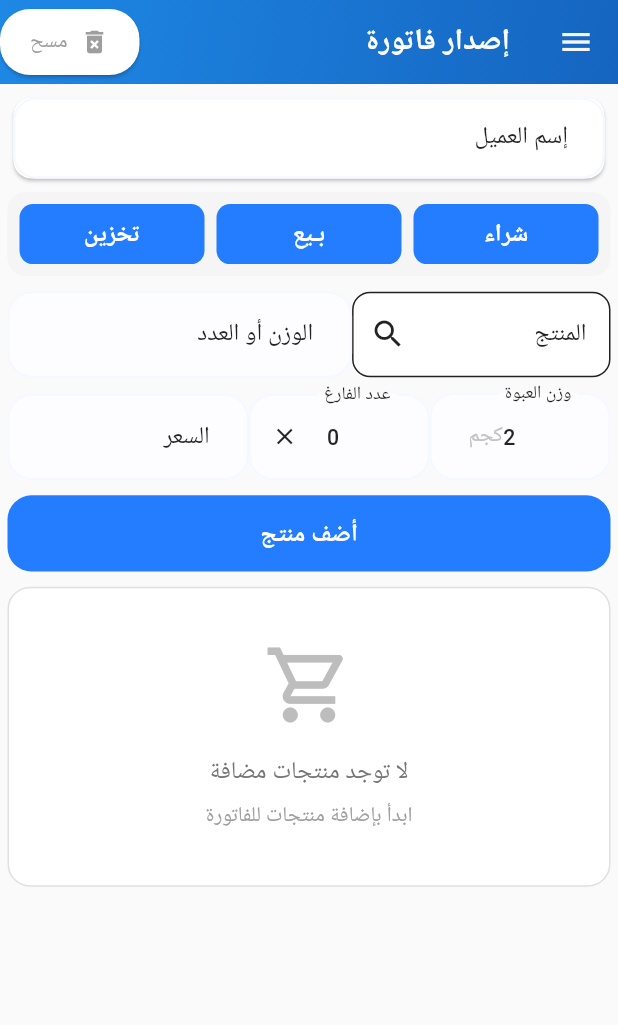
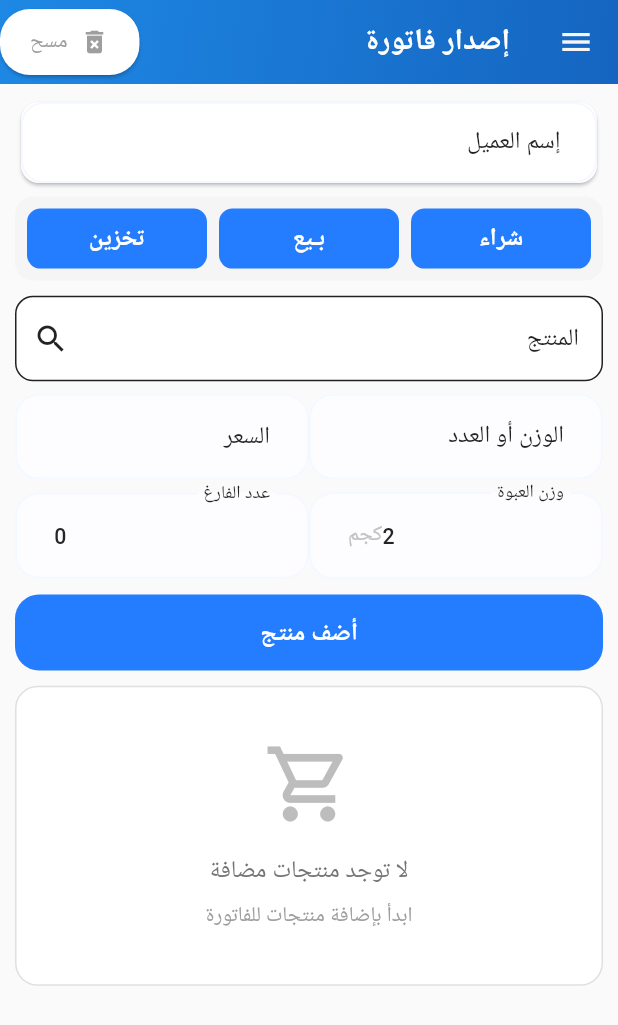
Before and after one commit to Ahmednahrawy/arqamy, a Flutter app: the screen it shows after launch, on a phone screen of 412 x 824 dp. Shown: the top 1025 px of the screen. Run offline on Flutter 3.47's test engine with Material 3 defaults, Android fonts, the phone set to English and light mode, and no system bars; drawn by our look-alikes of dropdown_search; our stand-ins replace firebase_core, flutter_screenutil, google_fonts, image_picker, pdf, share_plus and 1 more; accounts and stored records are empty.

Commit message:
copilot changes 4

```diff
--- a/lib/features/orderscreen/ui/pages/order_screen.dart
+++ b/lib/features/orderscreen/ui/pages/order_screen.dart
@@ -323,7 +323,9 @@ class _OrderscreenState extends State<Orderscreen>
             onTap: () => FocusScope.of(context).unfocus(),
             child: SingleChildScrollView(
               scrollDirection: Axis.vertical,
-              padding: const EdgeInsets.all(5),
+              // padding: const EdgeInsets.all(5),
+              keyboardDismissBehavior: ScrollViewKeyboardDismissBehavior.onDrag,
+              padding: const EdgeInsets.fromLTRB(10, 8, 10, 16),
               child: Column(
                 children: [
                   Card(
@@ -391,13 +393,18 @@ class _OrderscreenState extends State<Orderscreen>
                       );
                     },
                   ),
-                  verticalSpace(100),
+                  // verticalSpace(100),
+                  Consumer<InvoiceProvider>(
+                    builder: (context, provider, _) =>
+                        SizedBox(height: provider.products.isEmpty ? 16 : 88),
+                  ),
                 ],
               ),
             ),
           ),
         ),
-        resizeToAvoidBottomInset: false,
+        // resizeToAvoidBottomInset: false,
+        resizeToAvoidBottomInset: true,
       ),
     );
   }
--- a/lib/features/orderscreen/ui/widgets/product_input_form.dart
+++ b/lib/features/orderscreen/ui/widgets/product_input_form.dart
@@ -1,7 +1,6 @@
 import 'package:arqamy/features/orderscreen/providers/invoice_provider.dart';
 import 'package:dropdown_search/dropdown_search.dart';
 import 'package:flutter/material.dart';
-import 'package:flutter_screenutil/flutter_screenutil.dart';
 import 'package:provider/provider.dart';
 
 import 'package:arqamy/core/helpers/spacing.dart';
@@ -36,7 +35,6 @@ class _ProductInputFormState extends State<ProductInputForm> {
   final _packageNumberController = TextEditingController(text: "0");
   final _focusNodePackageNumber = FocusNode();
   final _priceController = TextEditingController();
-
   @override
   void initState() {
     super.initState();
@@ -173,6 +171,7 @@ class _ProductInputFormState extends State<ProductInputForm> {
     _packageNumberController.dispose();
     _priceController.dispose();
     _focusNodePackageNumber.dispose();
+
     super.dispose();
   }
 
@@ -188,19 +187,10 @@ class _ProductInputFormState extends State<ProductInputForm> {
           // Action buttons
           _actionSelector(size.width),
           verticalSpace(10),
-          // Product + weight
-          Row(
-            mainAxisAlignment: MainAxisAlignment.spaceEvenly,
-            children: [
-              Flexible(
-                flex: 3,
-                child: Consumer<InvoiceProvider>(
-                  builder: (context, provider, _) {
-                    return DropdownSearch<String>(
+          Consumer<InvoiceProvider>(
+            builder: (context, provider, _) => DropdownSearch<String>(
               autoValidateMode: AutovalidateMode.onUserInteraction,
               items: (filter, _) => provider.masterProductList,
-                      // .where((item) => item.toLowerCase().contains(filter.toLowerCase()))
-                      // .toList(),
               selectedItem: _selectedProduct,
               decoratorProps: const DropDownDecoratorProps(
                 decoration: InputDecoration(
@@ -226,94 +216,89 @@ class _ProductInputFormState extends State<ProductInputForm> {
                 },
                 showSearchBox: true,
               ),
-                      onSelected: (value) =>
-                          setState(() => _selectedProduct = value),
-                    );
-                  },
+              onSelected: (value) => setState(() => _selectedProduct = value),
             ),
           ),
-              // Weight
-              Flexible(
-                flex: 4,
+          verticalSpace(8),
+          Row(
+            children: [
+              Expanded(
                 child: AppTextFormField(
                   textDirection: TextDirection.ltr,
                   controller: _weightController,
                   labelText: 'الوزن أو العدد',
                   hintText: 'كجم',
-                  suffixIcon: _weightController.text == ''
-                      ? null
-                      : IconButton(
-                          onPressed: () => _weightController.clear(),
-                          icon: const Icon(Icons.clear)),
+                  keyboardType:
+                      const TextInputType.numberWithOptions(decimal: true),
                   validator: (value) {
-                    if (value == null || value.isEmpty)
+                    if (value == null || value.isEmpty) {
                       return 'رجاء أدخل الوزن';
-                    if (double.tryParse(value) == null) return 'ادخل رقم صالح';
+                    }
+                    if (double.tryParse(value) == null) {
+                      return 'ادخل رقم صالح';
+                    }
+                    return null;
+                  },
+                ),
+              ),
+              horizontalSpace(8),
+              Expanded(
+                child: AppTextFormField(
+                  textDirection: TextDirection.ltr,
+                  controller: _priceController,
+                  labelText: 'السعر',
+                  hintText: 'جنيه',
+                  keyboardType:
+                      const TextInputType.numberWithOptions(decimal: true),
+                  validator: (value) {
+                    if (value == null || value.isEmpty) {
+                      return 'رجاء أدخل السعر';
+                    }
+                    if (double.tryParse(value) == null) {
+                      return 'ادخل رقم صالح';
+                    }
                     return null;
                   },
                 ),
               ),
             ],
           ),
-          verticalSpace(10),
-
-          // package weight, number, price
+          verticalSpace(8),
           Row(
-            mainAxisAlignment: MainAxisAlignment.spaceBetween,
-            crossAxisAlignment: CrossAxisAlignment.end,
             children: [
-              Flexible(
-                flex: 3,
+              Expanded(
                 child: AppTextFormField(
                   textDirection: TextDirection.ltr,
                   controller: _packageWeightController,
                   labelText: 'وزن العبوة',
                   suffixText: 'كجم',
+                  keyboardType:
+                      const TextInputType.numberWithOptions(decimal: true),
                   validator: (value) {
-                    if (value == null || value.isEmpty)
+                    if (value == null || value.isEmpty) {
                       return 'أدخل وزن العبوة الفارغة';
-                    if (double.tryParse(value) == null) return 'ادخل رقم صالح';
+                    }
+                    if (double.tryParse(value) == null) {
+                      return 'ادخل رقم صالح';
+                    }
                     return null;
                   },
                 ),
               ),
-              horizontalSpace(1.w),
-              Flexible(
-                flex: 3,
+              horizontalSpace(8),
+              Expanded(
                 child: AppTextFormField(
                   textDirection: TextDirection.ltr,
                   controller: _packageNumberController,
                   focusNode: _focusNodePackageNumber,
                   labelText: 'عدد الفارغ',
-                  suffixIcon: _packageNumberController.text == ''
-                      ? null
-                      : IconButton(
-                          onPressed: () => _packageNumberController.clear(),
-                          icon: const Icon(Icons.clear)),
                   validator: (value) {
-                    if (value == null || value.isEmpty)
+                    if (value == null || value.isEmpty) {
                       return 'أدخل عدد العبوات أولا';
-                    if (int.tryParse(value) == null) return 'ادخل رقم صالح';
-                    return null;
-                  },
-                ),
-              ),
-              Flexible(
-                flex: 4,
-                child: AppTextFormField(
-                  textDirection: TextDirection.ltr,
-                  controller: _priceController,
-                  labelText: 'السعر',
-                  hintText: 'جنيه',
-                  suffixIcon: _priceController.text == ''
-                      ? null
-                      : IconButton(
-                          onPressed: () => _priceController.clear(),
-                          icon: const Icon(Icons.clear)),
-                  validator: (value) {
-                    if (value == null || value.isEmpty)
-                      return 'رجاء أدخل السعر';
-                    if (double.tryParse(value) == null) return 'ادخل رقم صالح';
+                    }
+                    if (int.tryParse(value) == null) {
+                      return 'ادخل رقم صالح';
+                    }
                     return null;
                   },
                 ),
--- a/pubspec.yaml
+++ b/pubspec.yaml
@@ -57,6 +57,7 @@ dev_dependencies:
   flutter_launcher_icons: ^0.14.1
   flutter_test:
     sdk: flutter
+  flutter_lints: ^3.0.1
 
 flutter_launcher_icons:
   android: "laucher_icon"
@@ -80,7 +81,6 @@ flutter_launcher_icons:
   # activated in the `analysis_options.yaml` file located at the root of your
   # package. See that file for information about deactivating specific lint
   # rules and activating additional ones.
-  flutter_lints: ^3.0.1
 
 # For information on the generic Dart part of this file, see the
 # following page: https://dart.dev/tools/pub/pubspec
```
Also changed, not shown: pubspec.lock. Lines whose indentation alone changed are shown as unchanged.
